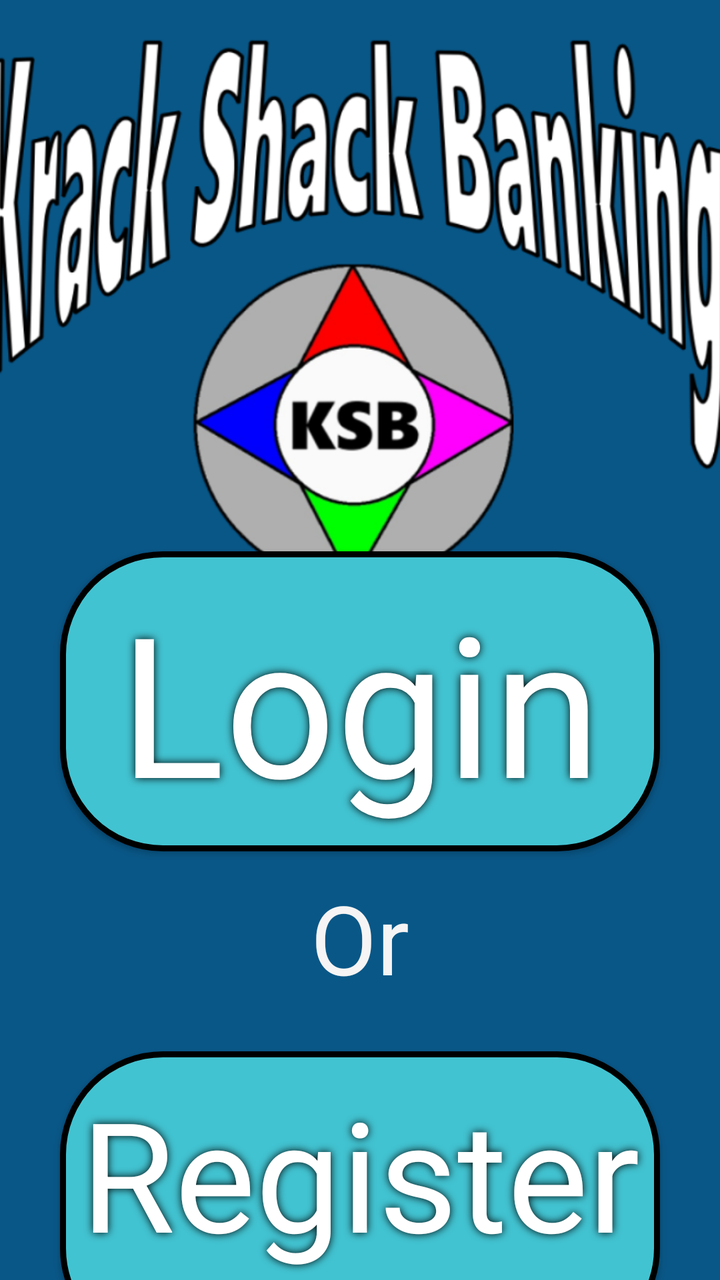
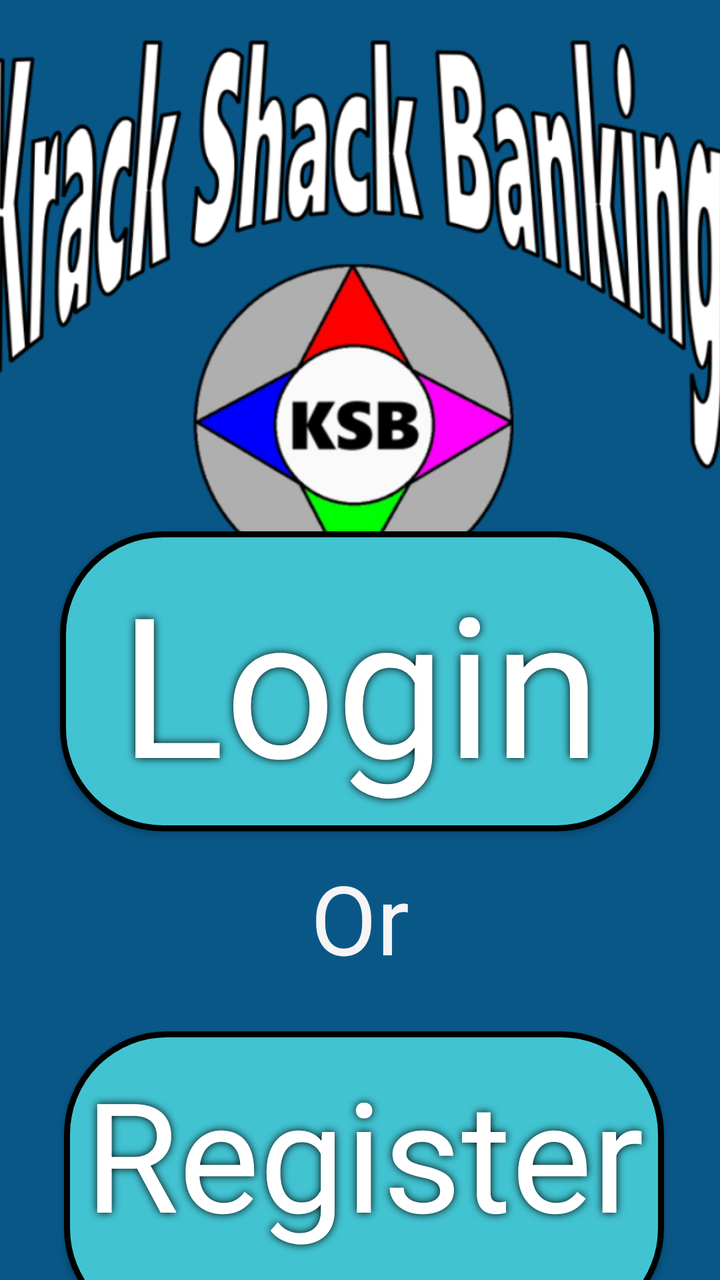

The first picture is an Android layout as it rendered before a commit; the second is the same layout after the commit. The layout source and the unified diff follow.
<!-- AndroidManifest.xml: application theme Theme.KracKShacKBanking -->
<!-- res/layout/activity_main.xml -->
<?xml version="1.0" encoding="utf-8"?>
<androidx.constraintlayout.widget.ConstraintLayout xmlns:android="http://schemas.android.com/apk/res/android"
    xmlns:app="http://schemas.android.com/apk/res-auto"
    xmlns:tools="http://schemas.android.com/tools"
    android:id="@+id/main"
    android:layout_width="match_parent"
    android:layout_height="match_parent"
    android:background="@color/background"
    tools:context=".MainActivity">

    <ImageView
        android:id="@+id/imgBanner"
        android:layout_width="412dp"
        android:layout_height="311dp"
        app:layout_constraintEnd_toEndOf="parent"
        app:layout_constraintStart_toStartOf="parent"
        app:layout_constraintTop_toTopOf="parent"
        app:srcCompat="@drawable/banner" />

    <androidx.appcompat.widget.AppCompatButton
        android:id="@+id/btnLogin"
        android:layout_width="300dp"
        android:layout_height="150dp"
        android:layout_marginStart="50dp"
        android:layout_marginTop="50dp"
        android:layout_marginEnd="50dp"
        android:layout_marginBottom="50dp"
        android:background="@drawable/format_button"
        app:layout_constraintBottom_toTopOf="@+id/btnRegister"
        app:layout_constraintEnd_toEndOf="parent"
        app:layout_constraintStart_toStartOf="parent"
        app:layout_constraintTop_toBottomOf="@+id/imgBanner" />

    <androidx.appcompat.widget.AppCompatButton
        android:id="@+id/btnRegister"
        android:layout_width="300dp"
        android:layout_height="150dp"
        android:layout_marginStart="50dp"
        android:layout_marginTop="50dp"
        android:layout_marginEnd="50dp"
        android:layout_marginBottom="50dp"
        android:background="@drawable/format_button"
        app:layout_constraintBottom_toBottomOf="parent"
        app:layout_constraintEnd_toEndOf="parent"
        app:layout_constraintStart_toStartOf="parent"
        app:layout_constraintTop_toBottomOf="@+id/btnLogin" />

    <TextView
        android:id="@+id/txtLogin"
        android:layout_width="@+id/btnLogin"
        android:layout_height="@+id/btnLogin"
        android:autoSizeTextType="uniform"
        android:elevation="5dp"
        android:paddingStart="10dp"
        android:paddingTop="10dp"
        android:paddingEnd="10dp"
        android:paddingBottom="10dp"
        android:shadowColor="@color/black"
        android:shadowDx="0.0"
        android:shadowDy="0.0"
        android:shadowRadius="10.0"
        android:background="@drawable/format_button_text"
        android:text="@string/Login"
        android:textAlignment="center"
        android:textColor="@color/white"
        app:layout_constraintBottom_toBottomOf="@id/btnLogin"
        app:layout_constraintEnd_toEndOf="@+id/btnLogin"
        app:layout_constraintStart_toStartOf="@+id/btnLogin"
        app:layout_constraintTop_toTopOf="@+id/btnLogin" />

    <TextView
        android:id="@+id/txtRegister"
        android:layout_width="@+id/btnRegister"
        android:layout_height="@+id/btnRegister"
        android:autoSizeTextType="uniform"
        android:background="@drawable/format_button_text"
        android:elevation="5dp"
        android:paddingStart="10dp"
        android:paddingTop="10dp"
        android:paddingEnd="10dp"
        android:paddingBottom="10dp"
        android:shadowColor="@color/black"
        android:shadowDx="0.0"
        android:shadowDy="0.0"
        android:shadowRadius="10.0"
        android:text="@string/Register"
        android:textAlignment="center"
        android:textColor="@color/white"
        app:layout_constraintBottom_toBottomOf="@id/btnRegister"
        app:layout_constraintEnd_toEndOf="@+id/btnRegister"
        app:layout_constraintStart_toStartOf="@+id/btnRegister"
        app:layout_constraintTop_toTopOf="@+id/btnRegister" />

    <TextView
        android:id="@+id/textView"
        android:layout_width="79dp"
        android:layout_height="62dp"
        android:layout_marginStart="166dp"
        android:layout_marginTop="11dp"
        android:layout_marginEnd="166dp"
        android:layout_marginBottom="27dp"
        android:gravity="center_horizontal|center_vertical"
        android:text="Or"
        android:textColor="#F6F4F4"
        android:textSize="48sp"
        app:layout_constraintBottom_toTopOf="@+id/btnRegister"
        app:layout_constraintEnd_toEndOf="parent"
        app:layout_constraintStart_toStartOf="parent"
        app:layout_constraintTop_toBottomOf="@+id/btnLogin" />

</androidx.constraintlayout.widget.ConstraintLayout>
<!-- resources referenced by this layout -->
<resources>
  <color name="background">#095787</color>
  <color name="black">#FF000000</color>
  <color name="white">#FFFFFFFF</color>
  <!-- drawable banner: png bitmap (drawable, 183225 bytes) -->
  <!-- drawable format_button (drawable) -->
  <?xml version="1.0" encoding="utf-8"?>
  <selector xmlns:android="http://schemas.android.com/apk/res/android">
      <item android:state_enabled="true">
          <shape android:shape="rectangle">
              <solid android:color="@color/blue" />
              <stroke
                  android:width="3dp"
                  android:color="@color/black" />
              <corners android:radius="50dp" />
              <padding
                  android:left="50dp"
                  android:top="50dp"
                  android:right="50dp"
                  android:bottom="50dp" />
          </shape>
      </item>
  </selector>
  <!-- drawable format_button_text (drawable) -->
  <?xml version="1.0" encoding="utf-8"?>
  <layer-list xmlns:android="http://schemas.android.com/apk/res/android">
      <item
          android:bottom="4dp"
          android:left="4dp"
          android:right="4dp"
          android:top="4dp">
          <shape android:shape="rectangle">
              <solid android:color="@color/transparent" />
              <corners android:radius="30dp" />
              <padding
                  android:bottom="50dp"
                  android:left="50dp"
                  android:right="50dp"
                  android:top="50dp" />
          </shape>
      </item>
  </layer-list>
  <string name="Login">Login</string>
  <string name="Register">Register</string>
  <style name="Theme.KracKShacKBanking" parent="Base.Theme.KracKShacKBanking" />
  <color name="blue">#42C3D1</color>
  <color name="transparent">#00000000</color>
  <style name="Base.Theme.KracKShacKBanking" parent="Theme.Material3.DayNight.NoActionBar">
          
          
      </style>
</resources>

<!-- the commit's change to res/layout/activity_main.xml (unified diff, before → after) -->
@@ -22,7 +22,7 @@
         android:layout_width="300dp"
         android:layout_height="150dp"
         android:layout_marginStart="50dp"
-        android:layout_marginTop="50dp"
+        android:layout_marginTop="30dp"
         android:layout_marginEnd="50dp"
         android:layout_marginBottom="50dp"
         android:background="@drawable/format_button"
@@ -42,6 +42,7 @@
         android:background="@drawable/format_button"
         app:layout_constraintBottom_toBottomOf="parent"
         app:layout_constraintEnd_toEndOf="parent"
+        app:layout_constraintHorizontal_bias="0.454"
         app:layout_constraintStart_toStartOf="parent"
         app:layout_constraintTop_toBottomOf="@+id/btnLogin" />
 
@@ -100,7 +101,7 @@
         android:layout_marginEnd="166dp"
         android:layout_marginBottom="27dp"
         android:gravity="center_horizontal|center_vertical"
-        android:text="Or"
+        android:text="@string/Or"
         android:textColor="#F6F4F4"
         android:textSize="48sp"
         app:layout_constraintBottom_toTopOf="@+id/btnRegister"
<!-- resource entries referenced after the edit -->
@@ -42,6 +42,7 @@
       </item>
   </layer-list>
   <string name="Login">Login</string>
+  <string name="Or">Or</string>
   <string name="Register">Register</string>
   <style name="Theme.KracKShacKBanking" parent="Base.Theme.KracKShacKBanking" />
   <color name="blue">#42C3D1</color>
